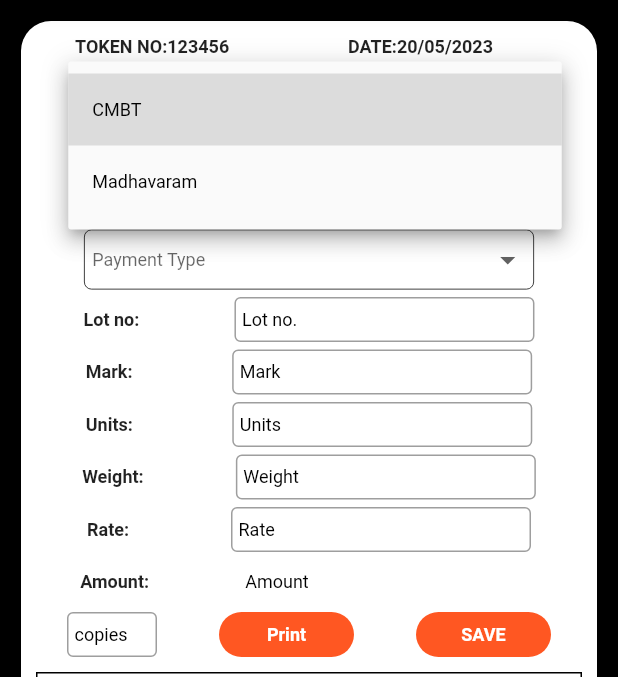
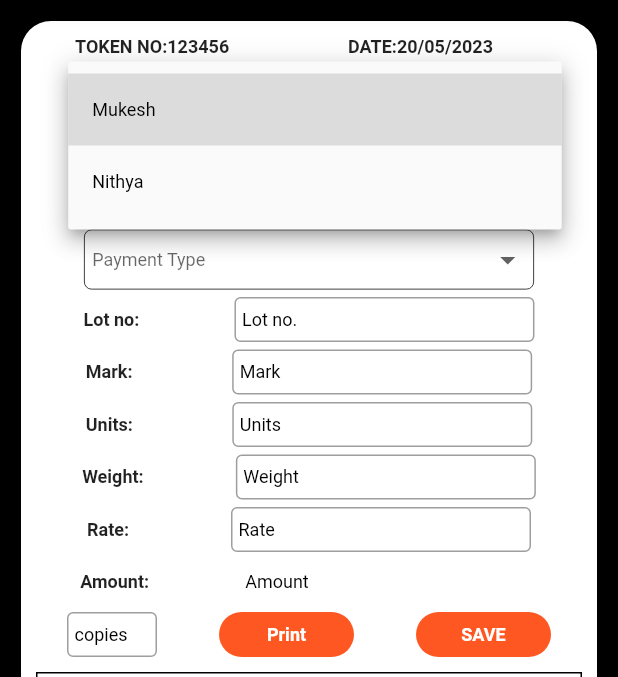
Before and after one commit to mukesh1811/ngx, a Flutter app: the Token screen opened directly, after a tap on "Consignor Name", on a phone screen of 412 x 824 dp, the part 60-737 px from its top. Run offline on Flutter 3.47's test engine with Material 2 defaults, Android fonts, the phone set to English and light mode, and no system bars; our stand-ins replace csv, file_picker, sqflite; accounts and stored records are empty.

Commit message:
config supporting token dropdown

```diff
--- a/lib/screens/ConfigHelper.dart
+++ b/lib/screens/ConfigHelper.dart
@@ -1,9 +1,36 @@
+import 'dart:convert';
 import 'dart:io';
+import 'package:csv/csv.dart';
 import 'package:path/path.dart';
 import 'package:path_provider/path_provider.dart';
 
-Future<void> getList(String key) async {
+Future<List<String>?> getList(String key) async {
   Directory appDir = await getApplicationDocumentsDirectory();
   // Move the CSV file to the database directory
   String newCsvPath = join(appDir.path, "pos_config.csv");
+
+  final input = File(newCsvPath).openRead();
+  final fields = await input
+      .transform(utf8.decoder)
+      .transform(const CsvToListConverter())
+      .toList();
+
+  var maplist = {for (var v in fields) v[0]: v.sublist(1)};
+
+  print(maplist);
+
+  if (maplist[key] == null) {
+    return [""];
+  } else {
+    List result = [];
+
+    for (var item in maplist[key]!) {
+      if (!item.isEmpty) {
+        result.add(item);
+      }
+    }
+
+    print(result);
+    return result.cast<String>();
+  }
 }
--- a/lib/screens/settings.dart
+++ b/lib/screens/settings.dart
@@ -5,6 +5,7 @@ import 'package:csv/csv.dart';
 import 'dart:io';
 import 'package:path/path.dart';
 import 'package:path_provider/path_provider.dart';
+import 'package:ngx/screens/ConfigHelper.dart';
 
 class Settings extends StatefulWidget {
   const Settings({Key? key}) : super(key: key);
@@ -108,6 +109,14 @@ class _SettingsState extends State<Settings> {
                         ],
                       ),
                     ),
+                    TextButton(
+                        onPressed: () {
+                          getList("consignor_name");
+                        },
+                        child: Text(
+                          "CSV Content",
+                          style: TextStyle(color: Colors.white),
+                        ))
                   ],
                 ),
               ),
--- a/lib/screens/token.dart
+++ b/lib/screens/token.dart
@@ -3,14 +3,7 @@ import 'package:ngx/screens/homepage.dart';
 import 'package:ngx/screens/loginpage.dart';
 import 'package:intl/intl.dart';
 import 'package:flutter/services.dart';
-
-const List<String> consignor_names_list = <String>["CMBT", "Madhavaram"];
-const List<String> item_name_list = <String>["Potato", "Tomato", "Beetroot"];
-const List<String> payment_type_list = <String>["Cash", "DC"];
-
-String? consignor_name_value;
-String? item_name_value;
-String? payment_type_value;
+import 'package:ngx/screens/ConfigHelper.dart';
 
 class Token extends StatefulWidget {
   @override
@@ -18,6 +11,39 @@ class Token extends StatefulWidget {
 }
 
 class _TokenState extends State<Token> {
+  String? consignor_name_value;
+  String? item_name_value;
+  String? payment_type_value;
+
+  var conslist;
+
+  late List<String> consignor_names_list;
+  late List<String> item_name_list;
+  late List<String> payment_type_list;
+
+  void _populateDropdown() async {
+    final conslist = await getList("consignor_name");
+    final itemlist = await getList("item_name");
+    final custlist = await getList("customer_name");
+
+    setState(() {
+      consignor_names_list = conslist!;
+      item_name_list = itemlist!;
+      payment_type_list = custlist!;
+    });
+  }
+
+  @override
+  initState() {
+    super.initState();
+
+    consignor_names_list = <String>["Mukesh", "Nithya"];
+    item_name_list = <String>["Potato", "Tomato", "Beetroot"];
+    payment_type_list = <String>["Cash", "DC"];
+
+    _populateDropdown();
+  }
+
   @override
   Widget build(BuildContext context) {
     return Stack(
```
